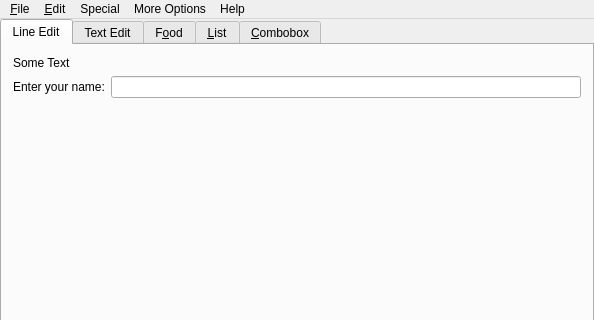
Above: examples/simple/mainwindow.ui from KDE/qtatspi before the change; both pictures show x 0 to 594 and y 0 to 320 of the 594 by 526 pixel window. Below: the same form after it.
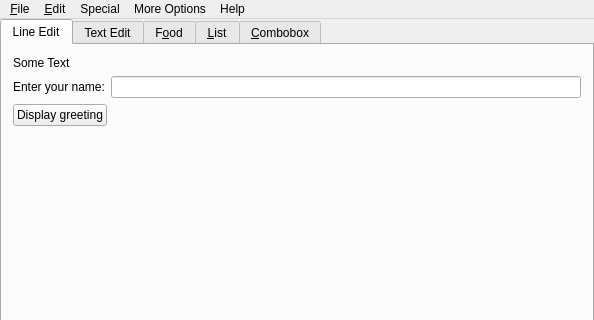
That is the form after the change. The open tabs and pages were chosen to show the change.

Commit message: Added to simple example the function of displaying an info dialog

Patch:
```diff
--- a/examples/simple/mainwindow.ui
+++ b/examples/simple/mainwindow.ui
@@ -59,6 +59,30 @@
           </item>
          </layout>
         </item>
+        <item>
+         <layout class="QHBoxLayout" name="horizontalLayout_3">
+          <item>
+           <widget class="QPushButton" name="greetButton">
+            <property name="text">
+             <string>Display greeting</string>
+            </property>
+           </widget>
+          </item>
+          <item>
+           <spacer name="horizontalSpacer">
+            <property name="orientation">
+             <enum>Qt::Horizontal</enum>
+            </property>
+            <property name="sizeHint" stdset="0">
+             <size>
+              <width>40</width>
+              <height>20</height>
+             </size>
+            </property>
+           </spacer>
+          </item>
+         </layout>
+        </item>
         <item>
          <spacer name="verticalSpacer_5">
           <property name="orientation">
```
Left out of the diff: 16 changed lines with no effect on the pictures. The commit also changes 2 other files.
